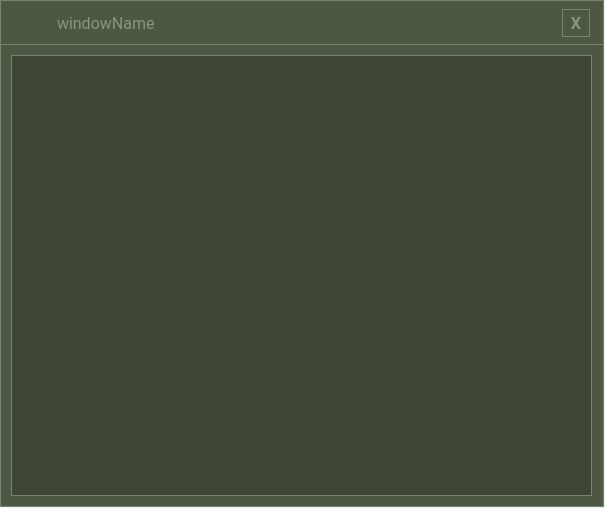
The window that aboutme.ui (mxrcode/StockWidget) describes before a commit, drawn with Qt 5.
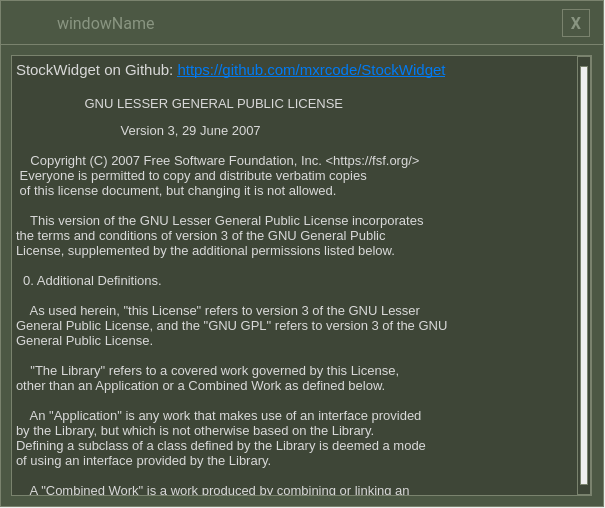
The same window after the commit. Icons and pictures are not drawn.

Commit message: Sew license text

The edit to the form file:
```diff
--- a/aboutme.ui
+++ b/aboutme.ui
@@ -236,7 +236,173 @@
 li.unchecked::marker { content: &quot;\2610&quot;; }
 li.checked::marker { content: &quot;\2612&quot;; }
 &lt;/style&gt;&lt;/head&gt;&lt;body style=&quot; font-family:'Segoe UI'; font-size:9pt; font-weight:400; font-style:normal;&quot;&gt;
-&lt;p style=&quot;-qt-paragraph-type:empty; margin-top:0px; margin-bottom:0px; margin-left:0px; margin-right:0px; -qt-block-indent:0; text-indent:0px;&quot;&gt;&lt;br /&gt;&lt;/p&gt;&lt;/body&gt;&lt;/html&gt;</string>
+&lt;p style=&quot; margin-top:12px; margin-bottom:12px; margin-left:0px; margin-right:0px; -qt-block-indent:0; text-indent:0px;&quot;&gt;&lt;span style=&quot; font-size:11pt;&quot;&gt;StockWidget on Github: &lt;/span&gt;&lt;a href=&quot;https://github.com/mxrcode/StockWidget&quot;&gt;&lt;span style=&quot; font-size:11pt; text-decoration: underline; color:#007af4;&quot;&gt;https://github.com/mxrcode/StockWidget&lt;/span&gt;&lt;/a&gt;&lt;span style=&quot; font-size:12pt;&quot;&gt;&lt;br /&gt;&lt;br /&gt;&lt;/span&gt;&lt;span style=&quot; font-size:10pt;&quot;&gt;                   GNU LESSER GENERAL PUBLIC LICENSE&lt;/span&gt;&lt;/p&gt;
+&lt;p style=&quot; margin-top:0px; margin-bottom:0px; margin-left:0px; margin-right:0px; -qt-block-indent:0; text-indent:0px;&quot;&gt;&lt;span style=&quot; font-size:10pt;&quot;&gt;                             Version 3, 29 June 2007&lt;/span&gt;&lt;/p&gt;
+&lt;p style=&quot;-qt-paragraph-type:empty; margin-top:0px; margin-bottom:0px; margin-left:0px; margin-right:0px; -qt-block-indent:0; text-indent:0px; font-size:10pt;&quot;&gt;&lt;br /&gt;&lt;/p&gt;
+&lt;p style=&quot; margin-top:0px; margin-bottom:0px; margin-left:0px; margin-right:0px; -qt-block-indent:0; text-indent:0px;&quot;&gt;&lt;span style=&quot; font-size:10pt;&quot;&gt;    Copyright (C) 2007 Free Software Foundation, Inc. &amp;lt;https://fsf.org/&amp;gt;&lt;/span&gt;&lt;/p&gt;
+&lt;p style=&quot; margin-top:0px; margin-bottom:0px; margin-left:0px; margin-right:0px; -qt-block-indent:0; text-indent:0px;&quot;&gt;&lt;span style=&quot; font-size:10pt;&quot;&gt; Everyone is permitted to copy and distribute verbatim copies&lt;/span&gt;&lt;/p&gt;
+&lt;p style=&quot; margin-top:0px; margin-bottom:0px; margin-left:0px; margin-right:0px; -qt-block-indent:0; text-indent:0px;&quot;&gt;&lt;span style=&quot; font-size:10pt;&quot;&gt; of this license document, but changing it is not allowed.&lt;/span&gt;&lt;/p&gt;
+&lt;p style=&quot;-qt-paragraph-type:empty; margin-top:0px; margin-bottom:0px; margin-left:0px; margin-right:0px; -qt-block-indent:0; text-indent:0px; font-size:10pt;&quot;&gt;&lt;br /&gt;&lt;/p&gt;
+&lt;p style=&quot; margin-top:0px; margin-bottom:0px; margin-left:0px; margin-right:0px; -qt-block-indent:0; text-indent:0px;&quot;&gt;&lt;span style=&quot; font-size:10pt;&quot;&gt;    This version of the GNU Lesser General Public License incorporates&lt;/span&gt;&lt;/p&gt;
+&lt;p style=&quot; margin-top:0px; margin-bottom:0px; margin-left:0px; margin-right:0px; -qt-block-indent:0; text-indent:0px;&quot;&gt;&lt;span style=&quot; font-size:10pt;&quot;&gt;the terms and conditions of version 3 of the GNU General Public&lt;/span&gt;&lt;/p&gt;
+&lt;p style=&quot; margin-top:0px; margin-bottom:0px; margin-left:0px; margin-right:0px; -qt-block-indent:0; text-indent:0px;&quot;&gt;&lt;span style=&quot; font-size:10pt;&quot;&gt;License, supplemented by the additional permissions listed below.&lt;/span&gt;&lt;/p&gt;
+&lt;p style=&quot;-qt-paragraph-type:empty; margin-top:0px; margin-bottom:0px; margin-left:0px; margin-right:0px; -qt-block-indent:0; text-indent:0px; font-size:10pt;&quot;&gt;&lt;br /&gt;&lt;/p&gt;
+&lt;p style=&quot; margin-top:0px; margin-bottom:0px; margin-left:0px; margin-right:0px; -qt-block-indent:0; text-indent:0px;&quot;&gt;&lt;span style=&quot; font-size:10pt;&quot;&gt;  0. Additional Definitions.&lt;/span&gt;&lt;/p&gt;
+&lt;p style=&quot;-qt-paragraph-type:empty; margin-top:0px; margin-bottom:0px; margin-left:0px; margin-right:0px; -qt-block-indent:0; text-indent:0px; font-size:10pt;&quot;&gt;&lt;br /&gt;&lt;/p&gt;
+&lt;p style=&quot; margin-top:0px; margin-bottom:0px; margin-left:0px; margin-right:0px; -qt-block-indent:0; text-indent:0px;&quot;&gt;&lt;span style=&quot; font-size:10pt;&quot;&gt;    As used herein, &amp;quot;this License&amp;quot; refers to version 3 of the GNU Lesser&lt;/span&gt;&lt;/p&gt;
+&lt;p style=&quot; margin-top:0px; margin-bottom:0px; margin-left:0px; margin-right:0px; -qt-block-indent:0; text-indent:0px;&quot;&gt;&lt;span style=&quot; font-size:10pt;&quot;&gt;General Public License, and the &amp;quot;GNU GPL&amp;quot; refers to version 3 of the GNU&lt;/span&gt;&lt;/p&gt;
+&lt;p style=&quot; margin-top:0px; margin-bottom:0px; margin-left:0px; margin-right:0px; -qt-block-indent:0; text-indent:0px;&quot;&gt;&lt;span style=&quot; font-size:10pt;&quot;&gt;General Public License.&lt;/span&gt;&lt;/p&gt;
+&lt;p style=&quot;-qt-paragraph-type:empty; margin-top:0px; margin-bottom:0px; margin-left:0px; margin-right:0px; -qt-block-indent:0; text-indent:0px; font-size:10pt;&quot;&gt;&lt;br /&gt;&lt;/p&gt;
+&lt;p style=&quot; margin-top:0px; margin-bottom:0px; margin-left:0px; margin-right:0px; -qt-block-indent:0; text-indent:0px;&quot;&gt;&lt;span style=&quot; font-size:10pt;&quot;&gt;    &amp;quot;The Library&amp;quot; refers to a covered work governed by this License,&lt;/span&gt;&lt;/p&gt;
+&lt;p style=&quot; margin-top:0px; margin-bottom:0px; margin-left:0px; margin-right:0px; -qt-block-indent:0; text-indent:0px;&quot;&gt;&lt;span style=&quot; font-size:10pt;&quot;&gt;other than an Application or a Combined Work as defined below.&lt;/span&gt;&lt;/p&gt;
+&lt;p style=&quot;-qt-paragraph-type:empty; margin-top:0px; margin-bottom:0px; margin-left:0px; margin-right:0px; -qt-block-indent:0; text-indent:0px; font-size:10pt;&quot;&gt;&lt;br /&gt;&lt;/p&gt;
+&lt;p style=&quot; margin-top:0px; margin-bottom:0px; margin-left:0px; margin-right:0px; -qt-block-indent:0; text-indent:0px;&quot;&gt;&lt;span style=&quot; font-size:10pt;&quot;&gt;    An &amp;quot;Application&amp;quot; is any work that makes use of an interface provided&lt;/span&gt;&lt;/p&gt;
+&lt;p style=&quot; margin-top:0px; margin-bottom:0px; margin-left:0px; margin-right:0px; -qt-block-indent:0; text-indent:0px;&quot;&gt;&lt;span style=&quot; font-size:10pt;&quot;&gt;by the Library, but which is not otherwise based on the Library.&lt;/span&gt;&lt;/p&gt;
+&lt;p style=&quot; margin-top:0px; margin-bottom:0px; margin-left:0px; margin-right:0px; -qt-block-indent:0; text-indent:0px;&quot;&gt;&lt;span style=&quot; font-size:10pt;&quot;&gt;Defining a subclass of a class defined by the Library is deemed a mode&lt;/span&gt;&lt;/p&gt;
+&lt;p style=&quot; margin-top:0px; margin-bottom:0px; margin-left:0px; margin-right:0px; -qt-block-indent:0; text-indent:0px;&quot;&gt;&lt;span style=&quot; font-size:10pt;&quot;&gt;of using an interface provided by the Library.&lt;/span&gt;&lt;/p&gt;
+&lt;p style=&quot;-qt-paragraph-type:empty; margin-top:0px; margin-bottom:0px; margin-left:0px; margin-right:0px; -qt-block-indent:0; text-indent:0px; font-size:10pt;&quot;&gt;&lt;br /&gt;&lt;/p&gt;
+&lt;p style=&quot; margin-top:0px; margin-bottom:0px; margin-left:0px; margin-right:0px; -qt-block-indent:0; text-indent:0px;&quot;&gt;&lt;span style=&quot; font-size:10pt;&quot;&gt;    A &amp;quot;Combined Work&amp;quot; is a work produced by combining or linking an&lt;/span&gt;&lt;/p&gt;
+&lt;p style=&quot; margin-top:0px; margin-bottom:0px; margin-left:0px; margin-right:0px; -qt-block-indent:0; text-indent:0px;&quot;&gt;&lt;span style=&quot; font-size:10pt;&quot;&gt;Application with the Library.  The particular version of the Library&lt;/span&gt;&lt;/p&gt;
+&lt;p style=&quot; margin-top:0px; margin-bottom:0px; margin-left:0px; margin-right:0px; -qt-block-indent:0; text-indent:0px;&quot;&gt;&lt;span style=&quot; font-size:10pt;&quot;&gt;with which the Combined Work was made is also called the &amp;quot;Linked&lt;/span&gt;&lt;/p&gt;
+&lt;p style=&quot; margin-top:0px; margin-bottom:0px; margin-left:0px; margin-right:0px; -qt-block-indent:0; text-indent:0px;&quot;&gt;&lt;span style=&quot; font-size:10pt;&quot;&gt;Version&amp;quot;.&lt;/span&gt;&lt;/p&gt;
+&lt;p style=&quot;-qt-paragraph-type:empty; margin-top:0px; margin-bottom:0px; margin-left:0px; margin-right:0px; -qt-block-indent:0; text-indent:0px; font-size:10pt;&quot;&gt;&lt;br /&gt;&lt;/p&gt;
+&lt;p style=&quot; margin-top:0px; margin-bottom:0px; margin-left:0px; margin-right:0px; -qt-block-indent:0; text-indent:0px;&quot;&gt;&lt;span style=&quot; font-size:10pt;&quot;&gt;    The &amp;quot;Minimal Corresponding Source&amp;quot; for a Combined Work means the&lt;/span&gt;&lt;/p&gt;
+&lt;p style=&quot; margin-top:0px; margin-bottom:0px; margin-left:0px; margin-right:0px; -qt-block-indent:0; text-indent:0px;&quot;&gt;&lt;span style=&quot; font-size:10pt;&quot;&gt;Corresponding Source for the Combined Work, excluding any source code&lt;/span&gt;&lt;/p&gt;
+&lt;p style=&quot; margin-top:0px; margin-bottom:0px; margin-left:0px; margin-right:0px; -qt-block-indent:0; text-indent:0px;&quot;&gt;&lt;span style=&quot; font-size:10pt;&quot;&gt;for portions of the Combined Work that, considered in isolation, are&lt;/span&gt;&lt;/p&gt;
+&lt;p style=&quot; margin-top:0px; margin-bottom:0px; margin-left:0px; margin-right:0px; -qt-block-indent:0; text-indent:0px;&quot;&gt;&lt;span style=&quot; font-size:10pt;&quot;&gt;based on the Application, and not on the Linked Version.&lt;/span&gt;&lt;/p&gt;
+&lt;p style=&quot;-qt-paragraph-type:empty; margin-top:0px; margin-bottom:0px; margin-left:0px; margin-right:0px; -qt-block-indent:0; text-indent:0px; font-size:10pt;&quot;&gt;&lt;br /&gt;&lt;/p&gt;
+&lt;p style=&quot; margin-top:0px; margin-bottom:0px; margin-left:0px; margin-right:0px; -qt-block-indent:0; text-indent:0px;&quot;&gt;&lt;span style=&quot; font-size:10pt;&quot;&gt;    The &amp;quot;Corresponding Application Code&amp;quot; for a Combined Work means the&lt;/span&gt;&lt;/p&gt;
+&lt;p style=&quot; margin-top:0px; margin-bottom:0px; margin-left:0px; margin-right:0px; -qt-block-indent:0; text-indent:0px;&quot;&gt;&lt;span style=&quot; font-size:10pt;&quot;&gt;object code and/or source code for the Application, including any data&lt;/span&gt;&lt;/p&gt;
+&lt;p style=&quot; margin-top:0px; margin-bottom:0px; margin-left:0px; margin-right:0px; -qt-block-indent:0; text-indent:0px;&quot;&gt;&lt;span style=&quot; font-size:10pt;&quot;&gt;and utility programs needed for reproducing the Combined Work from the&lt;/span&gt;&lt;/p&gt;
+&lt;p style=&quot; margin-top:0px; margin-bottom:0px; margin-left:0px; margin-right:0px; -qt-block-indent:0; text-indent:0px;&quot;&gt;&lt;span style=&quot; font-size:10pt;&quot;&gt;Application, but excluding the System Libraries of the Combined Work.&lt;/span&gt;&lt;/p&gt;
+&lt;p style=&quot;-qt-paragraph-type:empty; margin-top:0px; margin-bottom:0px; margin-left:0px; margin-right:0px; -qt-block-indent:0; text-indent:0px; font-size:10pt;&quot;&gt;&lt;br /&gt;&lt;/p&gt;
+&lt;p style=&quot; margin-top:0px; margin-bottom:0px; margin-left:0px; margin-right:0px; -qt-block-indent:0; text-indent:0px;&quot;&gt;&lt;span style=&quot; font-size:10pt;&quot;&gt;  1. Exception to Section 3 of the GNU GPL.&lt;/span&gt;&lt;/p&gt;
+&lt;p style=&quot;-qt-paragraph-type:empty; margin-top:0px; margin-bottom:0px; margin-left:0px; margin-right:0px; -qt-block-indent:0; text-indent:0px; font-size:10pt;&quot;&gt;&lt;br /&gt;&lt;/p&gt;
+&lt;p style=&quot; margin-top:0px; margin-bottom:0px; margin-left:0px; margin-right:0px; -qt-block-indent:0; text-indent:0px;&quot;&gt;&lt;span style=&quot; font-size:10pt;&quot;&gt;    You may convey a covered work under sections 3 and 4 of this License&lt;/span&gt;&lt;/p&gt;
+&lt;p style=&quot; margin-top:0px; margin-bottom:0px; margin-left:0px; margin-right:0px; -qt-block-indent:0; text-indent:0px;&quot;&gt;&lt;span style=&quot; font-size:10pt;&quot;&gt;without being bound by section 3 of the GNU GPL.&lt;/span&gt;&lt;/p&gt;
+&lt;p style=&quot;-qt-paragraph-type:empty; margin-top:0px; margin-bottom:0px; margin-left:0px; margin-right:0px; -qt-block-indent:0; text-indent:0px; font-size:10pt;&quot;&gt;&lt;br /&gt;&lt;/p&gt;
+&lt;p style=&quot; margin-top:0px; margin-bottom:0px; margin-left:0px; margin-right:0px; -qt-block-indent:0; text-indent:0px;&quot;&gt;&lt;span style=&quot; font-size:10pt;&quot;&gt;  2. Conveying Modified Versions.&lt;/span&gt;&lt;/p&gt;
+&lt;p style=&quot;-qt-paragraph-type:empty; margin-top:0px; margin-bottom:0px; margin-left:0px; margin-right:0px; -qt-block-indent:0; text-indent:0px; font-size:10pt;&quot;&gt;&lt;br /&gt;&lt;/p&gt;
+&lt;p style=&quot; margin-top:0px; margin-bottom:0px; margin-left:0px; margin-right:0px; -qt-block-indent:0; text-indent:0px;&quot;&gt;&lt;span style=&quot; font-size:10pt;&quot;&gt;    If you modify a copy of the Library, and, in your modifications, a&lt;/span&gt;&lt;/p&gt;
+&lt;p style=&quot; margin-top:0px; margin-bottom:0px; margin-left:0px; margin-right:0px; -qt-block-indent:0; text-indent:0px;&quot;&gt;&lt;span style=&quot; font-size:10pt;&quot;&gt;facility refers to a function or data to be supplied by an Application&lt;/span&gt;&lt;/p&gt;
+&lt;p style=&quot; margin-top:0px; margin-bottom:0px; margin-left:0px; margin-right:0px; -qt-block-indent:0; text-indent:0px;&quot;&gt;&lt;span style=&quot; font-size:10pt;&quot;&gt;that uses the facility (other than as an argument passed when the&lt;/span&gt;&lt;/p&gt;
+&lt;p style=&quot; margin-top:0px; margin-bottom:0px; margin-left:0px; margin-right:0px; -qt-block-indent:0; text-indent:0px;&quot;&gt;&lt;span style=&quot; font-size:10pt;&quot;&gt;facility is invoked), then you may convey a copy of the modified&lt;/span&gt;&lt;/p&gt;
+&lt;p style=&quot; margin-top:0px; margin-bottom:0px; margin-left:0px; margin-right:0px; -qt-block-indent:0; text-indent:0px;&quot;&gt;&lt;span style=&quot; font-size:10pt;&quot;&gt;version:&lt;/span&gt;&lt;/p&gt;
+&lt;p style=&quot;-qt-paragraph-type:empty; margin-top:0px; margin-bottom:0px; margin-left:0px; margin-right:0px; -qt-block-indent:0; text-indent:0px; font-size:10pt;&quot;&gt;&lt;br /&gt;&lt;/p&gt;
+&lt;p style=&quot; margin-top:0px; margin-bottom:0px; margin-left:0px; margin-right:0px; -qt-block-indent:0; text-indent:0px;&quot;&gt;&lt;span style=&quot; font-size:10pt;&quot;&gt;   a) under this License, provided that you make a good faith effort to&lt;/span&gt;&lt;/p&gt;
+&lt;p style=&quot; margin-top:0px; margin-bottom:0px; margin-left:0px; margin-right:0px; -qt-block-indent:0; text-indent:0px;&quot;&gt;&lt;span style=&quot; font-size:10pt;&quot;&gt;   ensure that, in the event an Application does not supply the&lt;/span&gt;&lt;/p&gt;
+&lt;p style=&quot; margin-top:0px; margin-bottom:0px; margin-left:0px; margin-right:0px; -qt-block-indent:0; text-indent:0px;&quot;&gt;&lt;span style=&quot; font-size:10pt;&quot;&gt;   function or data, the facility still operates, and performs&lt;/span&gt;&lt;/p&gt;
+&lt;p style=&quot; margin-top:0px; margin-bottom:0px; margin-left:0px; margin-right:0px; -qt-block-indent:0; text-indent:0px;&quot;&gt;&lt;span style=&quot; font-size:10pt;&quot;&gt;   whatever part of its purpose remains meaningful, or&lt;/span&gt;&lt;/p&gt;
+&lt;p style=&quot;-qt-paragraph-type:empty; margin-top:0px; margin-bottom:0px; margin-left:0px; margin-right:0px; -qt-block-indent:0; text-indent:0px; font-size:10pt;&quot;&gt;&lt;br /&gt;&lt;/p&gt;
+&lt;p style=&quot; margin-top:0px; margin-bottom:0px; margin-left:0px; margin-right:0px; -qt-block-indent:0; text-indent:0px;&quot;&gt;&lt;span style=&quot; font-size:10pt;&quot;&gt;   b) under the GNU GPL, with none of the additional permissions of&lt;/span&gt;&lt;/p&gt;
+&lt;p style=&quot; margin-top:0px; margin-bottom:0px; margin-left:0px; margin-right:0px; -qt-block-indent:0; text-indent:0px;&quot;&gt;&lt;span style=&quot; font-size:10pt;&quot;&gt;   this License applicable to that copy.&lt;/span&gt;&lt;/p&gt;
+&lt;p style=&quot;-qt-paragraph-type:empty; margin-top:0px; margin-bottom:0px; margin-left:0px; margin-right:0px; -qt-block-indent:0; text-indent:0px; font-size:10pt;&quot;&gt;&lt;br /&gt;&lt;/p&gt;
+&lt;p style=&quot; margin-top:0px; margin-bottom:0px; margin-left:0px; margin-right:0px; -qt-block-indent:0; text-indent:0px;&quot;&gt;&lt;span style=&quot; font-size:10pt;&quot;&gt;  3. Object Code Incorporating Material from Library Header Files.&lt;/span&gt;&lt;/p&gt;
+&lt;p style=&quot;-qt-paragraph-type:empty; margin-top:0px; margin-bottom:0px; margin-left:0px; margin-right:0px; -qt-block-indent:0; text-indent:0px; font-size:10pt;&quot;&gt;&lt;br /&gt;&lt;/p&gt;
+&lt;p style=&quot; margin-top:0px; margin-bottom:0px; margin-left:0px; margin-right:0px; -qt-block-indent:0; text-indent:0px;&quot;&gt;&lt;span style=&quot; font-size:10pt;&quot;&gt;    The object code form of an Application may incorporate material from&lt;/span&gt;&lt;/p&gt;
+&lt;p style=&quot; margin-top:0px; margin-bottom:0px; margin-left:0px; margin-right:0px; -qt-block-indent:0; text-indent:0px;&quot;&gt;&lt;span style=&quot; font-size:10pt;&quot;&gt;a header file that is part of the Library.  You may convey such object&lt;/span&gt;&lt;/p&gt;
+&lt;p style=&quot; margin-top:0px; margin-bottom:0px; margin-left:0px; margin-right:0px; -qt-block-indent:0; text-indent:0px;&quot;&gt;&lt;span style=&quot; font-size:10pt;&quot;&gt;code under terms of your choice, provided that, if the incorporated&lt;/span&gt;&lt;/p&gt;
+&lt;p style=&quot; margin-top:0px; margin-bottom:0px; margin-left:0px; margin-right:0px; -qt-block-indent:0; text-indent:0px;&quot;&gt;&lt;span style=&quot; font-size:10pt;&quot;&gt;material is not limited to numerical parameters, data structure&lt;/span&gt;&lt;/p&gt;
+&lt;p style=&quot; margin-top:0px; margin-bottom:0px; margin-left:0px; margin-right:0px; -qt-block-indent:0; text-indent:0px;&quot;&gt;&lt;span style=&quot; font-size:10pt;&quot;&gt;layouts and accessors, or small macros, inline functions and templates&lt;/span&gt;&lt;/p&gt;
+&lt;p style=&quot; margin-top:0px; margin-bottom:0px; margin-left:0px; margin-right:0px; -qt-block-indent:0; text-indent:0px;&quot;&gt;&lt;span style=&quot; font-size:10pt;&quot;&gt;(ten or fewer lines in length), you do both of the following:&lt;/span&gt;&lt;/p&gt;
+&lt;p style=&quot;-qt-paragraph-type:empty; margin-top:0px; margin-bottom:0px; margin-left:0px; margin-right:0px; -qt-block-indent:0; text-indent:0px; font-size:10pt;&quot;&gt;&lt;br /&gt;&lt;/p&gt;
+&lt;p style=&quot; margin-top:0px; margin-bottom:0px; margin-left:0px; margin-right:0px; -qt-block-indent:0; text-indent:0px;&quot;&gt;&lt;span style=&quot; font-size:10pt;&quot;&gt;   a) Give prominent notice with each copy of the object code that the&lt;/span&gt;&lt;/p&gt;
+&lt;p style=&quot; margin-top:0px; margin-bottom:0px; margin-left:0px; margin-right:0px; -qt-block-indent:0; text-indent:0px;&quot;&gt;&lt;span style=&quot; font-size:10pt;&quot;&gt;   Library is used in it and that the Library and its use are&lt;/span&gt;&lt;/p&gt;
+&lt;p style=&quot; margin-top:0px; margin-bottom:0px; margin-left:0px; margin-right:0px; -qt-block-indent:0; text-indent:0px;&quot;&gt;&lt;span style=&quot; font-size:10pt;&quot;&gt;   covered by this License.&lt;/span&gt;&lt;/p&gt;
+&lt;p style=&quot;-qt-paragraph-type:empty; margin-top:0px; margin-bottom:0px; margin-left:0px; margin-right:0px; -qt-block-indent:0; text-indent:0px; font-size:10pt;&quot;&gt;&lt;br /&gt;&lt;/p&gt;
+&lt;p style=&quot; margin-top:0px; margin-bottom:0px; margin-left:0px; margin-right:0px; -qt-block-indent:0; text-indent:0px;&quot;&gt;&lt;span style=&quot; font-size:10pt;&quot;&gt;   b) Accompany the object code with a copy of the GNU GPL and this license&lt;/span&gt;&lt;/p&gt;
+&lt;p style=&quot; margin-top:0px; margin-bottom:0px; margin-left:0px; margin-right:0px; -qt-block-indent:0; text-indent:0px;&quot;&gt;&lt;span style=&quot; font-size:10pt;&quot;&gt;   document.&lt;/span&gt;&lt;/p&gt;
+&lt;p style=&quot;-qt-paragraph-type:empty; margin-top:0px; margin-bottom:0px; margin-left:0px; margin-right:0px; -qt-block-indent:0; text-indent:0px; font-size:10pt;&quot;&gt;&lt;br /&gt;&lt;/p&gt;
+&lt;p style=&quot; margin-top:0px; margin-bottom:0px; margin-left:0px; margin-right:0px; -qt-block-indent:0; text-indent:0px;&quot;&gt;&lt;span style=&quot; font-size:10pt;&quot;&gt;  4. Combined Works.&lt;/span&gt;&lt;/p&gt;
+&lt;p style=&quot;-qt-paragraph-type:empty; margin-top:0px; margin-bottom:0px; margin-left:0px; margin-right:0px; -qt-block-indent:0; text-indent:0px; font-size:10pt;&quot;&gt;&lt;br /&gt;&lt;/p&gt;
+&lt;p style=&quot; margin-top:0px; margin-bottom:0px; margin-left:0px; margin-right:0px; -qt-block-indent:0; text-indent:0px;&quot;&gt;&lt;span style=&quot; font-size:10pt;&quot;&gt;    You may convey a Combined Work under terms of your choice that,&lt;/span&gt;&lt;/p&gt;
+&lt;p style=&quot; margin-top:0px; margin-bottom:0px; margin-left:0px; margin-right:0px; -qt-block-indent:0; text-indent:0px;&quot;&gt;&lt;span style=&quot; font-size:10pt;&quot;&gt;taken together, effectively do not restrict modification of the&lt;/span&gt;&lt;/p&gt;
+&lt;p style=&quot; margin-top:0px; margin-bottom:0px; margin-left:0px; margin-right:0px; -qt-block-indent:0; text-indent:0px;&quot;&gt;&lt;span style=&quot; font-size:10pt;&quot;&gt;portions of the Library contained in the Combined Work and reverse&lt;/span&gt;&lt;/p&gt;
+&lt;p style=&quot; margin-top:0px; margin-bottom:0px; margin-left:0px; margin-right:0px; -qt-block-indent:0; text-indent:0px;&quot;&gt;&lt;span style=&quot; font-size:10pt;&quot;&gt;engineering for debugging such modifications, if you also do each of&lt;/span&gt;&lt;/p&gt;
+&lt;p style=&quot; margin-top:0px; margin-bottom:0px; margin-left:0px; margin-right:0px; -qt-block-indent:0; text-indent:0px;&quot;&gt;&lt;span style=&quot; font-size:10pt;&quot;&gt;the following:&lt;/span&gt;&lt;/p&gt;
+&lt;p style=&quot;-qt-paragraph-type:empty; margin-top:0px; margin-bottom:0px; margin-left:0px; margin-right:0px; -qt-block-indent:0; text-indent:0px; font-size:10pt;&quot;&gt;&lt;br /&gt;&lt;/p&gt;
+&lt;p style=&quot; margin-top:0px; margin-bottom:0px; margin-left:0px; margin-right:0px; -qt-block-indent:0; text-indent:0px;&quot;&gt;&lt;span style=&quot; font-size:10pt;&quot;&gt;   a) Give prominent notice with each copy of the Combined Work that&lt;/span&gt;&lt;/p&gt;
+&lt;p style=&quot; margin-top:0px; margin-bottom:0px; margin-left:0px; margin-right:0px; -qt-block-indent:0; text-indent:0px;&quot;&gt;&lt;span style=&quot; font-size:10pt;&quot;&gt;   the Library is used in it and that the Library and its use are&lt;/span&gt;&lt;/p&gt;
+&lt;p style=&quot; margin-top:0px; margin-bottom:0px; margin-left:0px; margin-right:0px; -qt-block-indent:0; text-indent:0px;&quot;&gt;&lt;span style=&quot; font-size:10pt;&quot;&gt;   covered by this License.&lt;/span&gt;&lt;/p&gt;
+&lt;p style=&quot;-qt-paragraph-type:empty; margin-top:0px; margin-bottom:0px; margin-left:0px; margin-right:0px; -qt-block-indent:0; text-indent:0px; font-size:10pt;&quot;&gt;&lt;br /&gt;&lt;/p&gt;
+&lt;p style=&quot; margin-top:0px; margin-bottom:0px; margin-left:0px; margin-right:0px; -qt-block-indent:0; text-indent:0px;&quot;&gt;&lt;span style=&quot; font-size:10pt;&quot;&gt;   b) Accompany the Combined Work with a copy of the GNU GPL and this license&lt;/span&gt;&lt;/p&gt;
+&lt;p style=&quot; margin-top:0px; margin-bottom:0px; margin-left:0px; margin-right:0px; -qt-block-indent:0; text-indent:0px;&quot;&gt;&lt;span style=&quot; font-size:10pt;&quot;&gt;   document.&lt;/span&gt;&lt;/p&gt;
+&lt;p style=&quot;-qt-paragraph-type:empty; margin-top:0px; margin-bottom:0px; margin-left:0px; margin-right:0px; -qt-block-indent:0; text-indent:0px; font-size:10pt;&quot;&gt;&lt;br /&gt;&lt;/p&gt;
+&lt;p style=&quot; margin-top:0px; margin-bottom:0px; margin-left:0px; margin-right:0px; -qt-block-indent:0; text-indent:0px;&quot;&gt;&lt;span style=&quot; font-size:10pt;&quot;&gt;   c) For a Combined Work that displays copyright notices during&lt;/span&gt;&lt;/p&gt;
+&lt;p style=&quot; margin-top:0px; margin-bottom:0px; margin-left:0px; margin-right:0px; -qt-block-indent:0; text-indent:0px;&quot;&gt;&lt;span style=&quot; font-size:10pt;&quot;&gt;   execution, include the copyright notice for the Library among&lt;/span&gt;&lt;/p&gt;
+&lt;p style=&quot; margin-top:0px; margin-bottom:0px; margin-left:0px; margin-right:0px; -qt-block-indent:0; text-indent:0px;&quot;&gt;&lt;span style=&quot; font-size:10pt;&quot;&gt;   these notices, as well as a reference directing the user to the&lt;/span&gt;&lt;/p&gt;
+&lt;p style=&quot; margin-top:0px; margin-bottom:0px; margin-left:0px; margin-right:0px; -qt-block-indent:0; text-indent:0px;&quot;&gt;&lt;span style=&quot; font-size:10pt;&quot;&gt;   copies of the GNU GPL and this license document.&lt;/span&gt;&lt;/p&gt;
+&lt;p style=&quot;-qt-paragraph-type:empty; margin-top:0px; margin-bottom:0px; margin-left:0px; margin-right:0px; -qt-block-indent:0; text-indent:0px; font-size:10pt;&quot;&gt;&lt;br /&gt;&lt;/p&gt;
+&lt;p style=&quot; margin-top:0px; margin-bottom:0px; margin-left:0px; margin-right:0px; -qt-block-indent:0; text-indent:0px;&quot;&gt;&lt;span style=&quot; font-size:10pt;&quot;&gt;   d) Do one of the following:&lt;/span&gt;&lt;/p&gt;
+&lt;p style=&quot;-qt-paragraph-type:empty; margin-top:0px; margin-bottom:0px; margin-left:0px; margin-right:0px; -qt-block-indent:0; text-indent:0px; font-size:10pt;&quot;&gt;&lt;br /&gt;&lt;/p&gt;
+&lt;p style=&quot; margin-top:0px; margin-bottom:0px; margin-left:0px; margin-right:0px; -qt-block-indent:0; text-indent:0px;&quot;&gt;&lt;span style=&quot; font-size:10pt;&quot;&gt;       0) Convey the Minimal Corresponding Source under the terms of this&lt;/span&gt;&lt;/p&gt;
+&lt;p style=&quot; margin-top:0px; margin-bottom:0px; margin-left:0px; margin-right:0px; -qt-block-indent:0; text-indent:0px;&quot;&gt;&lt;span style=&quot; font-size:10pt;&quot;&gt;       License, and the Corresponding Application Code in a form&lt;/span&gt;&lt;/p&gt;
+&lt;p style=&quot; margin-top:0px; margin-bottom:0px; margin-left:0px; margin-right:0px; -qt-block-indent:0; text-indent:0px;&quot;&gt;&lt;span style=&quot; font-size:10pt;&quot;&gt;       suitable for, and under terms that permit, the user to&lt;/span&gt;&lt;/p&gt;
+&lt;p style=&quot; margin-top:0px; margin-bottom:0px; margin-left:0px; margin-right:0px; -qt-block-indent:0; text-indent:0px;&quot;&gt;&lt;span style=&quot; font-size:10pt;&quot;&gt;       recombine or relink the Application with a modified version of&lt;/span&gt;&lt;/p&gt;
+&lt;p style=&quot; margin-top:0px; margin-bottom:0px; margin-left:0px; margin-right:0px; -qt-block-indent:0; text-indent:0px;&quot;&gt;&lt;span style=&quot; font-size:10pt;&quot;&gt;       the Linked Version to produce a modified Combined Work, in the&lt;/span&gt;&lt;/p&gt;
+&lt;p style=&quot; margin-top:0px; margin-bottom:0px; margin-left:0px; margin-right:0px; -qt-block-indent:0; text-indent:0px;&quot;&gt;&lt;span style=&quot; font-size:10pt;&quot;&gt;       manner specified by section 6 of the GNU GPL for conveying&lt;/span&gt;&lt;/p&gt;
+&lt;p style=&quot; margin-top:0px; margin-bottom:0px; margin-left:0px; margin-right:0px; -qt-block-indent:0; text-indent:0px;&quot;&gt;&lt;span style=&quot; font-size:10pt;&quot;&gt;       Corresponding Source.&lt;/span&gt;&lt;/p&gt;
+&lt;p style=&quot;-qt-paragraph-type:empty; margin-top:0px; margin-bottom:0px; margin-left:0px; margin-right:0px; -qt-block-indent:0; text-indent:0px; font-size:10pt;&quot;&gt;&lt;br /&gt;&lt;/p&gt;
+&lt;p style=&quot; margin-top:0px; margin-bottom:0px; margin-left:0px; margin-right:0px; -qt-block-indent:0; text-indent:0px;&quot;&gt;&lt;span style=&quot; font-size:10pt;&quot;&gt;       1) Use a suitable shared library mechanism for linking with the&lt;/span&gt;&lt;/p&gt;
+&lt;p style=&quot; margin-top:0px; margin-bottom:0px; margin-left:0px; margin-right:0px; -qt-block-indent:0; text-indent:0px;&quot;&gt;&lt;span style=&quot; font-size:10pt;&quot;&gt;       Library.  A suitable mechanism is one that (a) uses at run time&lt;/span&gt;&lt;/p&gt;
+&lt;p style=&quot; margin-top:0px; margin-bottom:0px; margin-left:0px; margin-right:0px; -qt-block-indent:0; text-indent:0px;&quot;&gt;&lt;span style=&quot; font-size:10pt;&quot;&gt;       a copy of the Library already present on the user's computer&lt;/span&gt;&lt;/p&gt;
+&lt;p style=&quot; margin-top:0px; margin-bottom:0px; margin-left:0px; margin-right:0px; -qt-block-indent:0; text-indent:0px;&quot;&gt;&lt;span style=&quot; font-size:10pt;&quot;&gt;       system, and (b) will operate properly with a modified version&lt;/span&gt;&lt;/p&gt;
+&lt;p style=&quot; margin-top:0px; margin-bottom:0px; margin-left:0px; margin-right:0px; -qt-block-indent:0; text-indent:0px;&quot;&gt;&lt;span style=&quot; font-size:10pt;&quot;&gt;       of the Library that is interface-compatible with the Linked&lt;/span&gt;&lt;/p&gt;
+&lt;p style=&quot; margin-top:0px; margin-bottom:0px; margin-left:0px; margin-right:0px; -qt-block-indent:0; text-indent:0px;&quot;&gt;&lt;span style=&quot; font-size:10pt;&quot;&gt;       Version.&lt;/span&gt;&lt;/p&gt;
+&lt;p style=&quot;-qt-paragraph-type:empty; margin-top:0px; margin-bottom:0px; margin-left:0px; margin-right:0px; -qt-block-indent:0; text-indent:0px; font-size:10pt;&quot;&gt;&lt;br /&gt;&lt;/p&gt;
+&lt;p style=&quot; margin-top:0px; margin-bottom:0px; margin-left:0px; margin-right:0px; -qt-block-indent:0; text-indent:0px;&quot;&gt;&lt;span style=&quot; font-size:10pt;&quot;&gt;   e) Provide Installation Information, but only if you would otherwise&lt;/span&gt;&lt;/p&gt;
+&lt;p style=&quot; margin-top:0px; margin-bottom:0px; margin-left:0px; margin-right:0px; -qt-block-indent:0; text-indent:0px;&quot;&gt;&lt;span style=&quot; font-size:10pt;&quot;&gt;   be required to provide such information under section 6 of the&lt;/span&gt;&lt;/p&gt;
+&lt;p style=&quot; margin-top:0px; margin-bottom:0px; margin-left:0px; margin-right:0px; -qt-block-indent:0; text-indent:0px;&quot;&gt;&lt;span style=&quot; font-size:10pt;&quot;&gt;   GNU GPL, and only to the extent that such information is&lt;/span&gt;&lt;/p&gt;
+&lt;p style=&quot; margin-top:0px; margin-bottom:0px; margin-left:0px; margin-right:0px; -qt-block-indent:0; text-indent:0px;&quot;&gt;&lt;span style=&quot; font-size:10pt;&quot;&gt;   necessary to install and execute a modified version of the&lt;/span&gt;&lt;/p&gt;
+&lt;p style=&quot; margin-top:0px; margin-bottom:0px; margin-left:0px; margin-right:0px; -qt-block-indent:0; text-indent:0px;&quot;&gt;&lt;span style=&quot; font-size:10pt;&quot;&gt;   Combined Work produced by recombining or relinking the&lt;/span&gt;&lt;/p&gt;
+&lt;p style=&quot; margin-top:0px; margin-bottom:0px; margin-left:0px; margin-right:0px; -qt-block-indent:0; text-indent:0px;&quot;&gt;&lt;span style=&quot; font-size:10pt;&quot;&gt;   Application with a modified version of the Linked Version. (If&lt;/span&gt;&lt;/p&gt;
+&lt;p style=&quot; margin-top:0px; margin-bottom:0px; margin-left:0px; margin-right:0px; -qt-block-indent:0; text-indent:0px;&quot;&gt;&lt;span style=&quot; font-size:10pt;&quot;&gt;   you use option 4d0, the Installation Information must accompany&lt;/span&gt;&lt;/p&gt;
+&lt;p style=&quot; margin-top:0px; margin-bottom:0px; margin-left:0px; margin-right:0px; -qt-block-indent:0; text-indent:0px;&quot;&gt;&lt;span style=&quot; font-size:10pt;&quot;&gt;   the Minimal Corresponding Source and Corresponding Application&lt;/span&gt;&lt;/p&gt;
+&lt;p style=&quot; margin-top:0px; margin-bottom:0px; margin-left:0px; margin-right:0px; -qt-block-indent:0; text-indent:0px;&quot;&gt;&lt;span style=&quot; font-size:10pt;&quot;&gt;   Code. If you use option 4d1, you must provide the Installation&lt;/span&gt;&lt;/p&gt;
+&lt;p style=&quot; margin-top:0px; margin-bottom:0px; margin-left:0px; margin-right:0px; -qt-block-indent:0; text-indent:0px;&quot;&gt;&lt;span style=&quot; font-size:10pt;&quot;&gt;   Information in the manner specified by section 6 of the GNU GPL&lt;/span&gt;&lt;/p&gt;
+&lt;p style=&quot; margin-top:0px; margin-bottom:0px; margin-left:0px; margin-right:0px; -qt-block-indent:0; text-indent:0px;&quot;&gt;&lt;span style=&quot; font-size:10pt;&quot;&gt;   for conveying Corresponding Source.)&lt;/span&gt;&lt;/p&gt;
+&lt;p style=&quot;-qt-paragraph-type:empty; margin-top:0px; margin-bottom:0px; margin-left:0px; margin-right:0px; -qt-block-indent:0; text-indent:0px; font-size:10pt;&quot;&gt;&lt;br /&gt;&lt;/p&gt;
+&lt;p style=&quot; margin-top:0px; margin-bottom:0px; margin-left:0px; margin-right:0px; -qt-block-indent:0; text-indent:0px;&quot;&gt;&lt;span style=&quot; font-size:10pt;&quot;&gt;  5. Combined Libraries.&lt;/span&gt;&lt;/p&gt;
+&lt;p style=&quot;-qt-paragraph-type:empty; margin-top:0px; margin-bottom:0px; margin-left:0px; margin-right:0px; -qt-block-indent:0; text-indent:0px; font-size:10pt;&quot;&gt;&lt;br /&gt;&lt;/p&gt;
+&lt;p style=&quot; margin-top:0px; margin-bottom:0px; margin-left:0px; margin-right:0px; -qt-block-indent:0; text-indent:0px;&quot;&gt;&lt;span style=&quot; font-size:10pt;&quot;&gt;    You may place library facilities that are a work based on the&lt;/span&gt;&lt;/p&gt;
+&lt;p style=&quot; margin-top:0px; margin-bottom:0px; margin-left:0px; margin-right:0px; -qt-block-indent:0; text-indent:0px;&quot;&gt;&lt;span style=&quot; font-size:10pt;&quot;&gt;Library side by side in a single library together with other library&lt;/span&gt;&lt;/p&gt;
+&lt;p style=&quot; margin-top:0px; margin-bottom:0px; margin-left:0px; margin-right:0px; -qt-block-indent:0; text-indent:0px;&quot;&gt;&lt;span style=&quot; font-size:10pt;&quot;&gt;facilities that are not Applications and are not covered by this&lt;/span&gt;&lt;/p&gt;
+&lt;p style=&quot; margin-top:0px; margin-bottom:0px; margin-left:0px; margin-right:0px; -qt-block-indent:0; text-indent:0px;&quot;&gt;&lt;span style=&quot; font-size:10pt;&quot;&gt;License, and convey such a combined library under terms of your&lt;/span&gt;&lt;/p&gt;
+&lt;p style=&quot; margin-top:0px; margin-bottom:0px; margin-left:0px; margin-right:0px; -qt-block-indent:0; text-indent:0px;&quot;&gt;&lt;span style=&quot; font-size:10pt;&quot;&gt;choice, if you do both of the following:&lt;/span&gt;&lt;/p&gt;
+&lt;p style=&quot;-qt-paragraph-type:empty; margin-top:0px; margin-bottom:0px; margin-left:0px; margin-right:0px; -qt-block-indent:0; text-indent:0px; font-size:10pt;&quot;&gt;&lt;br /&gt;&lt;/p&gt;
+&lt;p style=&quot; margin-top:0px; margin-bottom:0px; margin-left:0px; margin-right:0px; -qt-block-indent:0; text-indent:0px;&quot;&gt;&lt;span style=&quot; font-size:10pt;&quot;&gt;   a) Accompany the combined library with a copy of the same work based&lt;/span&gt;&lt;/p&gt;
+&lt;p style=&quot; margin-top:0px; margin-bottom:0px; margin-left:0px; margin-right:0px; -qt-block-indent:0; text-indent:0px;&quot;&gt;&lt;span style=&quot; font-size:10pt;&quot;&gt;   on the Library, uncombined with any other library facilities,&lt;/span&gt;&lt;/p&gt;
+&lt;p style=&quot; margin-top:0px; margin-bottom:0px; margin-left:0px; margin-right:0px; -qt-block-indent:0; text-indent:0px;&quot;&gt;&lt;span style=&quot; font-size:10pt;&quot;&gt;   conveyed under the terms of this License.&lt;/span&gt;&lt;/p&gt;
+&lt;p style=&quot;-qt-paragraph-type:empty; margin-top:0px; margin-bottom:0px; margin-left:0px; margin-right:0px; -qt-block-indent:0; text-indent:0px; font-size:10pt;&quot;&gt;&lt;br /&gt;&lt;/p&gt;
+&lt;p style=&quot; margin-top:0px; margin-bottom:0px; margin-left:0px; margin-right:0px; -qt-block-indent:0; text-indent:0px;&quot;&gt;&lt;span style=&quot; font-size:10pt;&quot;&gt;   b) Give prominent notice with the combined library that part of it&lt;/span&gt;&lt;/p&gt;
+&lt;p style=&quot; margin-top:0px; margin-bottom:0px; margin-left:0px; margin-right:0px; -qt-block-indent:0; text-indent:0px;&quot;&gt;&lt;span style=&quot; font-size:10pt;&quot;&gt;   is a work based on the Library, and explaining where to find the&lt;/span&gt;&lt;/p&gt;
+&lt;p style=&quot; margin-top:0px; margin-bottom:0px; margin-left:0px; margin-right:0px; -qt-block-indent:0; text-indent:0px;&quot;&gt;&lt;span style=&quot; font-size:10pt;&quot;&gt;   accompanying uncombined form of the same work.&lt;/span&gt;&lt;/p&gt;
+&lt;p style=&quot;-qt-paragraph-type:empty; margin-top:0px; margin-bottom:0px; margin-left:0px; margin-right:0px; -qt-block-indent:0; text-indent:0px; font-size:10pt;&quot;&gt;&lt;br /&gt;&lt;/p&gt;
+&lt;p style=&quot; margin-top:0px; margin-bottom:0px; margin-left:0px; margin-right:0px; -qt-block-indent:0; text-indent:0px;&quot;&gt;&lt;span style=&quot; font-size:10pt;&quot;&gt;  6. Revised Versions of the GNU Lesser General Public License.&lt;/span&gt;&lt;/p&gt;
+&lt;p style=&quot;-qt-paragraph-type:empty; margin-top:0px; margin-bottom:0px; margin-left:0px; margin-right:0px; -qt-block-indent:0; text-indent:0px; font-size:10pt;&quot;&gt;&lt;br /&gt;&lt;/p&gt;
+&lt;p style=&quot; margin-top:0px; margin-bottom:0px; margin-left:0px; margin-right:0px; -qt-block-indent:0; text-indent:0px;&quot;&gt;&lt;span style=&quot; font-size:10pt;&quot;&gt;    The Free Software Foundation may publish revised and/or new versions&lt;/span&gt;&lt;/p&gt;
+&lt;p style=&quot; margin-top:0px; margin-bottom:0px; margin-left:0px; margin-right:0px; -qt-block-indent:0; text-indent:0px;&quot;&gt;&lt;span style=&quot; font-size:10pt;&quot;&gt;of the GNU Lesser General Public License from time to time. Such new&lt;/span&gt;&lt;/p&gt;
+&lt;p style=&quot; margin-top:0px; margin-bottom:0px; margin-left:0px; margin-right:0px; -qt-block-indent:0; text-indent:0px;&quot;&gt;&lt;span style=&quot; font-size:10pt;&quot;&gt;versions will be similar in spirit to the present version, but may&lt;/span&gt;&lt;/p&gt;
+&lt;p style=&quot; margin-top:0px; margin-bottom:0px; margin-left:0px; margin-right:0px; -qt-block-indent:0; text-indent:0px;&quot;&gt;&lt;span style=&quot; font-size:10pt;&quot;&gt;differ in detail to address new problems or concerns.&lt;/span&gt;&lt;/p&gt;
+&lt;p style=&quot;-qt-paragraph-type:empty; margin-top:0px; margin-bottom:0px; margin-left:0px; margin-right:0px; -qt-block-indent:0; text-indent:0px; font-size:10pt;&quot;&gt;&lt;br /&gt;&lt;/p&gt;
+&lt;p style=&quot; margin-top:0px; margin-bottom:0px; margin-left:0px; margin-right:0px; -qt-block-indent:0; text-indent:0px;&quot;&gt;&lt;span style=&quot; font-size:10pt;&quot;&gt;    Each version is given a distinguishing version number. If the&lt;/span&gt;&lt;/p&gt;
+&lt;p style=&quot; margin-top:0px; margin-bottom:0px; margin-left:0px; margin-right:0px; -qt-block-indent:0; text-indent:0px;&quot;&gt;&lt;span style=&quot; font-size:10pt;&quot;&gt;Library as you received it specifies that a certain numbered version&lt;/span&gt;&lt;/p&gt;
+&lt;p style=&quot; margin-top:0px; margin-bottom:0px; margin-left:0px; margin-right:0px; -qt-block-indent:0; text-indent:0px;&quot;&gt;&lt;span style=&quot; font-size:10pt;&quot;&gt;of the GNU Lesser General Public License &amp;quot;or any later version&amp;quot;&lt;/span&gt;&lt;/p&gt;
+&lt;p style=&quot; margin-top:0px; margin-bottom:0px; margin-left:0px; margin-right:0px; -qt-block-indent:0; text-indent:0px;&quot;&gt;&lt;span style=&quot; font-size:10pt;&quot;&gt;applies to it, you have the option of following the terms and&lt;/span&gt;&lt;/p&gt;
+&lt;p style=&quot; margin-top:0px; margin-bottom:0px; margin-left:0px; margin-right:0px; -qt-block-indent:0; text-indent:0px;&quot;&gt;&lt;span style=&quot; font-size:10pt;&quot;&gt;conditions either of that published version or of any later version&lt;/span&gt;&lt;/p&gt;
+&lt;p style=&quot; margin-top:0px; margin-bottom:0px; margin-left:0px; margin-right:0px; -qt-block-indent:0; text-indent:0px;&quot;&gt;&lt;span style=&quot; font-size:10pt;&quot;&gt;published by the Free Software Foundation. If the Library as you&lt;/span&gt;&lt;/p&gt;
+&lt;p style=&quot; margin-top:0px; margin-bottom:0px; margin-left:0px; margin-right:0px; -qt-block-indent:0; text-indent:0px;&quot;&gt;&lt;span style=&quot; font-size:10pt;&quot;&gt;received it does not specify a version number of the GNU Lesser&lt;/span&gt;&lt;/p&gt;
+&lt;p style=&quot; margin-top:0px; margin-bottom:0px; margin-left:0px; margin-right:0px; -qt-block-indent:0; text-indent:0px;&quot;&gt;&lt;span style=&quot; font-size:10pt;&quot;&gt;General Public License, you may choose any version of the GNU Lesser&lt;/span&gt;&lt;/p&gt;
+&lt;p style=&quot; margin-top:0px; margin-bottom:0px; margin-left:0px; margin-right:0px; -qt-block-indent:0; text-indent:0px;&quot;&gt;&lt;span style=&quot; font-size:10pt;&quot;&gt;General Public License ever published by the Free Software Foundation.&lt;/span&gt;&lt;/p&gt;
+&lt;p style=&quot;-qt-paragraph-type:empty; margin-top:0px; margin-bottom:0px; margin-left:0px; margin-right:0px; -qt-block-indent:0; text-indent:0px; font-size:10pt;&quot;&gt;&lt;br /&gt;&lt;/p&gt;
+&lt;p style=&quot; margin-top:0px; margin-bottom:0px; margin-left:0px; margin-right:0px; -qt-block-indent:0; text-indent:0px;&quot;&gt;&lt;span style=&quot; font-size:10pt;&quot;&gt;    If the Library as you received it specifies that a proxy can decide&lt;/span&gt;&lt;/p&gt;
+&lt;p style=&quot; margin-top:0px; margin-bottom:0px; margin-left:0px; margin-right:0px; -qt-block-indent:0; text-indent:0px;&quot;&gt;&lt;span style=&quot; font-size:10pt;&quot;&gt;whether future versions of the GNU Lesser General Public License shall&lt;/span&gt;&lt;/p&gt;
+&lt;p style=&quot; margin-top:0px; margin-bottom:0px; margin-left:0px; margin-right:0px; -qt-block-indent:0; text-indent:0px;&quot;&gt;&lt;span style=&quot; font-size:10pt;&quot;&gt;apply, that proxy's public statement of acceptance of any version is&lt;/span&gt;&lt;/p&gt;
+&lt;p style=&quot; margin-top:0px; margin-bottom:0px; margin-left:0px; margin-right:0px; -qt-block-indent:0; text-indent:0px;&quot;&gt;&lt;span style=&quot; font-size:10pt;&quot;&gt;permanent authorization for you to choose that version for the&lt;/span&gt;&lt;/p&gt;
+&lt;p style=&quot; margin-top:0px; margin-bottom:0px; margin-left:0px; margin-right:0px; -qt-block-indent:0; text-indent:0px;&quot;&gt;&lt;span style=&quot; font-size:10pt;&quot;&gt;Library.&lt;/span&gt;&lt;/p&gt;&lt;/body&gt;&lt;/html&gt;</string>
+    </property>
+    <property name="openExternalLinks">
+     <bool>true</bool>
     </property>
    </widget>
   </widget>
```
The commit also changes 1 other file.
